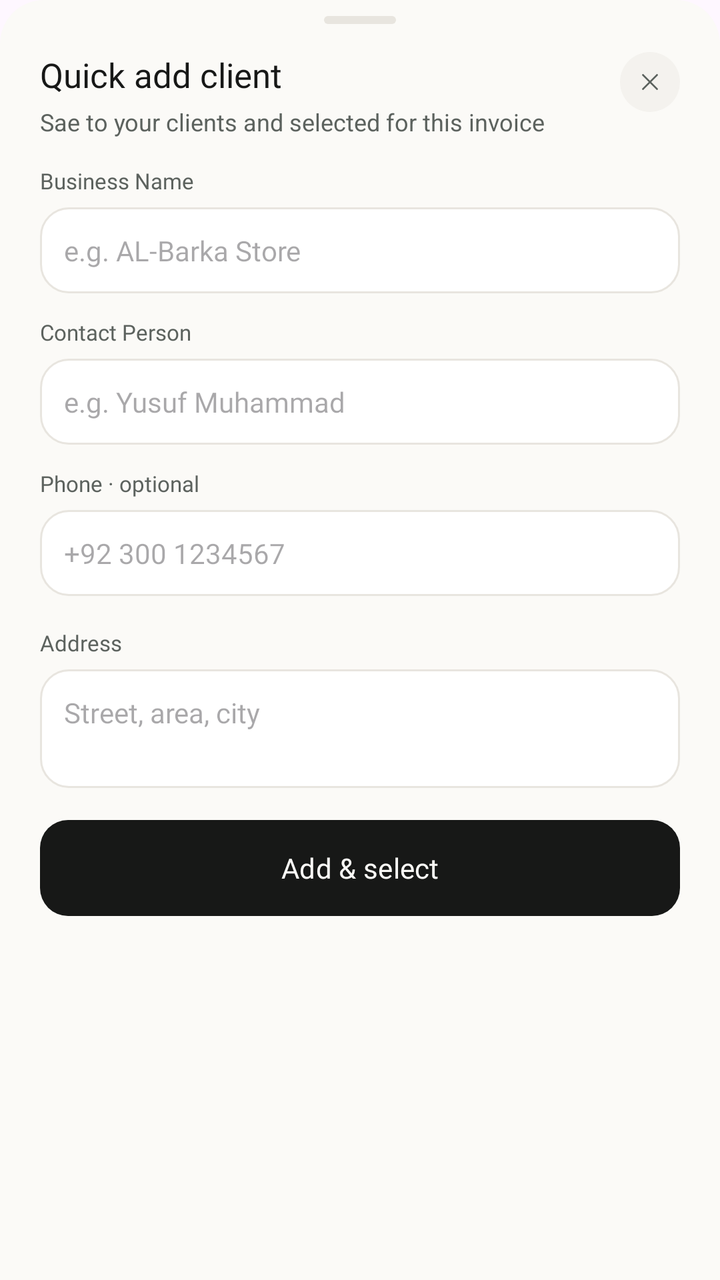
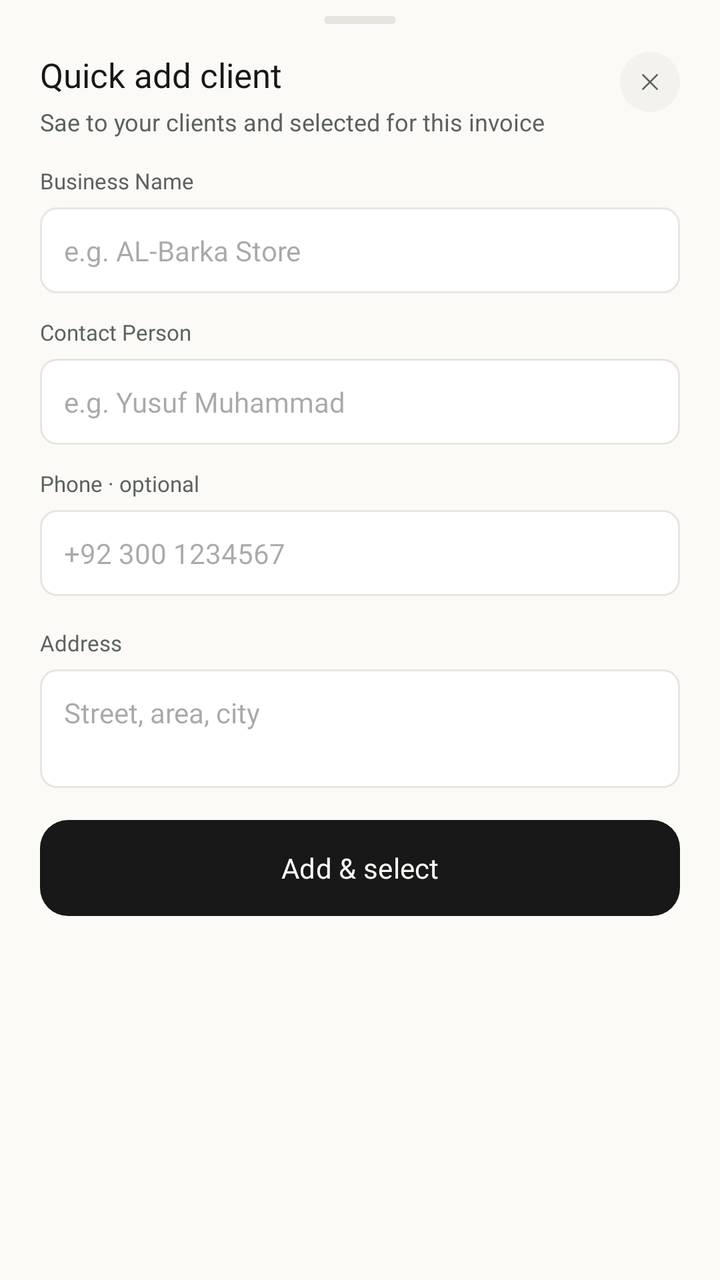

Before-and-after screenshots of an Android layout around one commit, followed by the original layout XML and the change that was made.
<!-- AndroidManifest.xml: application theme Theme.InvoiceGenerator -->
<!-- res/layout/bottom_sheet_new_invoice_add_new_client.xml -->
<?xml version="1.0" encoding="utf-8"?>
<LinearLayout xmlns:android="http://schemas.android.com/apk/res/android"
    android:layout_width="match_parent"
    android:layout_height="wrap_content"
    xmlns:app="http://schemas.android.com/apk/res-auto"
    android:orientation="vertical"
    android:background="@drawable/bottom_sheet_bg"
    android:paddingStart="20dp"
    android:paddingEnd="20dp"
    android:paddingTop="8dp"
    android:paddingBottom="28dp">

    
    <View
        android:layout_width="36dp"
        android:layout_height="4dp"
        android:layout_gravity="center_horizontal"
        android:layout_marginBottom="14dp"
        android:background="@drawable/drag_handle_bg" />

    
    <LinearLayout
        android:layout_width="match_parent"
        android:layout_height="wrap_content"
        android:orientation="horizontal"
        android:gravity="top"
        android:layout_marginBottom="14dp">

        <LinearLayout
            android:layout_width="0dp"
            android:layout_height="wrap_content"
            android:layout_weight="1"
            android:orientation="vertical">

            <TextView
                android:layout_width="wrap_content"
                android:layout_height="wrap_content"
                android:text="Quick add client"
                android:textSize="17sp"
                android:fontFamily="@font/inter_bold"
                android:textColor="#171817" />

            <TextView
                android:layout_width="286dp"
                android:layout_height="wrap_content"
                android:layout_marginTop="4dp"
                android:text="Sae to your clients and selected for this invoice"
                android:textSize="12sp"
                android:textColor="#5C625E" />

        </LinearLayout>

        <ImageButton
            android:id="@+id/closeBtn"
            android:layout_width="30dp"
            android:layout_height="30dp"
            android:background="@drawable/bg_cross_button"
            android:src="@drawable/ic_close"
            android:scaleType="center"
            android:contentDescription="Close" />

    </LinearLayout>

    
    <TextView
        android:layout_width="wrap_content"
        android:layout_height="wrap_content"
        android:text="Business Name"
        android:fontFamily="@font/inter_medium"
        android:textSize="11sp"
        android:textColor="#5C625E"
        android:layout_marginBottom="6dp" />

    <EditText
        android:id="@+id/businessNameInput"
        android:layout_width="match_parent"
        android:layout_height="wrap_content"
        android:fontFamily="@font/inter_medium"
        android:hint="e.g. AL-Barka Store"
        android:background="@drawable/bg_input_field"
        android:padding="12dp"
        android:textSize="14sp"
        android:textColor="#171817"
        android:layout_marginBottom="12dp" />

    <TextView
        android:layout_width="wrap_content"
        android:layout_height="wrap_content"
        android:text="Contact Person"
        android:fontFamily="@font/inter_medium"
        android:textSize="11sp"
        android:textColor="#5C625E"
        android:layout_marginBottom="6dp" />

    <EditText
        android:id="@+id/clientNameInput"
        android:layout_width="match_parent"
        android:layout_height="wrap_content"
        android:fontFamily="@font/inter_medium"
        android:hint="e.g. Yusuf Muhammad"
        android:background="@drawable/bg_input_field"
        android:padding="12dp"
        android:textSize="14sp"
        android:textColor="#171817"
        android:layout_marginBottom="12dp" />

    
    <TextView
        android:layout_width="wrap_content"
        android:layout_height="wrap_content"
        android:text="Phone · optional"
        android:textSize="11sp"
        android:fontFamily="@font/inter_medium"
        android:textColor="#5C625E"
        android:layout_marginBottom="6dp" />

    <EditText
        android:id="@+id/clientPhoneInput"
        android:layout_width="match_parent"
        android:layout_height="wrap_content"
        android:hint="+92 300 1234567"
        android:inputType="phone"
        android:fontFamily="@font/inter_medium"
        android:background="@drawable/bg_input_field"
        android:padding="12dp"
        android:textSize="14sp"
        android:textColor="#171817"
        android:layout_marginBottom="16dp" />


    <TextView
        android:layout_width="wrap_content"
        android:layout_height="wrap_content"
        android:text="Address"
        android:textSize="11sp"
        android:fontFamily="@font/inter_medium"
        android:textColor="#5C625E"
        android:layout_marginBottom="6dp" />

    <EditText
        android:id="@+id/clientAddressInput"
        android:layout_width="match_parent"
        android:layout_height="wrap_content"
        android:hint="Street, area, city"
        android:inputType="textMultiLine"
        android:minLines="2"
        android:gravity="top|start"
        android:fontFamily="@font/inter_medium"
        android:background="@drawable/bg_input_field"
        android:padding="12dp"
        android:textSize="14sp"
        android:textColor="#171817"
        android:layout_marginBottom="16dp" />

    
    <Button
        android:id="@+id/addClientBtn"
        android:layout_width="match_parent"
        android:layout_height="wrap_content"
        android:text="Add &amp; select"
        android:paddingHorizontal="14dp"
        android:textAllCaps="false"
        android:textSize="14sp"
        android:fontFamily="@font/inter_semibold"
        android:textColor="@color/bg_cream"
        app:backgroundTint="@null"
        android:background="@drawable/green_btn_bg"
        android:backgroundTint="@color/btn_bg_dark"
        />
    <ProgressBar
        android:id="@+id/editclientProgressBar"
        android:layout_width="wrap_content"
        android:layout_height="wrap_content"
        android:visibility="gone"
        app:layout_constraintTop_toTopOf="parent"
        app:layout_constraintBottom_toBottomOf="parent"
        app:layout_constraintStart_toStartOf="parent"
        app:layout_constraintEnd_toEndOf="parent" />

</LinearLayout>
<!-- resources referenced by this layout -->
<resources>
  <color name="bg_cream">#FBFAF7</color>
  <color name="btn_bg_dark">#171817</color>
  <!-- drawable bg_cross_button (drawable) -->
  <?xml version="1.0" encoding="utf-8"?>
  <shape xmlns:android="http://schemas.android.com/apk/res/android">
      <solid android:color="#F4F2EE" />
      <corners android:radius="999dp" />
  </shape>
  <!-- drawable bg_input_field (drawable) -->
  <?xml version="1.0" encoding="utf-8"?>
  <shape xmlns:android="http://schemas.android.com/apk/res/android"
      android:shape="rectangle">
      <solid android:color="#FFFFFF"/>
      <stroke android:width="1dp"
          android:color="#E8E5DF"/>
      <corners android:radius="14dp"/>
  
  </shape>
  <!-- drawable bottom_sheet_bg (drawable) -->
  <?xml version="1.0" encoding="utf-8"?>
  <shape xmlns:android="http://schemas.android.com/apk/res/android">
      <solid android:color="#FBFAF7" />
      <corners
          android:topLeftRadius="22dp"
          android:topRightRadius="22dp"
          android:bottomLeftRadius="0dp"
          android:bottomRightRadius="0dp" />
  </shape>
  <!-- drawable drag_handle_bg (drawable) -->
  <?xml version="1.0" encoding="utf-8"?>
  <shape xmlns:android="http://schemas.android.com/apk/res/android">
      <solid android:color="#E8E5DF" />
      <corners android:radius="2dp" />
  </shape>
  <!-- drawable green_btn_bg (drawable) -->
  <?xml version="1.0" encoding="utf-8"?>
  <shape xmlns:android="http://schemas.android.com/apk/res/android">
      <solid android:color="#0C861A" />
      <corners android:radius="14dp" />
  </shape>
  <!-- drawable ic_close (drawable) -->
  <?xml version="1.0" encoding="utf-8"?>
  <vector xmlns:android="http://schemas.android.com/apk/res/android"
      android:width="14dp"
      android:height="14dp"
      android:viewportWidth="24"
      android:viewportHeight="24">
  
      <path
          android:pathData="M6,6 L18,18"
          android:strokeColor="#5C625E"
          android:strokeWidth="1.6"
          android:strokeLineCap="round"
          android:strokeLineJoin="round" />
  
      <path
          android:pathData="M18,6 L6,18"
          android:strokeColor="#5C625E"
          android:strokeWidth="1.6"
          android:strokeLineCap="round"
          android:strokeLineJoin="round" />
  
  </vector>
  <style name="Theme.InvoiceGenerator" parent="Base.Theme.InvoiceGenerator" />
  <style name="Base.Theme.InvoiceGenerator" parent="Theme.Material3.DayNight.NoActionBar">
          <item name="android:navigationBarColor">@android:color/transparent</item>
          <item name="android:statusBarColor">@android:color/transparent</item>
          <item name="android:windowLightNavigationBar">true</item>
      </style>
</resources>

<!-- the commit's change to res/layout/bottom_sheet_new_invoice_add_new_client.xml (unified diff, before → after) -->
@@ -38,7 +38,7 @@
                 android:text="Quick add client"
                 android:textSize="17sp"
                 android:fontFamily="@font/inter_bold"
-                android:textColor="#171817" />
+                android:textColor="@color/text_primary" />
 
             <TextView
                 android:layout_width="286dp"
@@ -46,7 +46,7 @@
                 android:layout_marginTop="4dp"
                 android:text="Sae to your clients and selected for this invoice"
                 android:textSize="12sp"
-                android:textColor="#5C625E" />
+                android:textColor="@color/text_grey" />
 
         </LinearLayout>
 
@@ -68,7 +68,7 @@
         android:text="Business Name"
         android:fontFamily="@font/inter_medium"
         android:textSize="11sp"
-        android:textColor="#5C625E"
+        android:textColor="@color/text_grey"
         android:layout_marginBottom="6dp" />
 
     <EditText
@@ -80,7 +80,7 @@
         android:background="@drawable/bg_input_field"
         android:padding="12dp"
         android:textSize="14sp"
-        android:textColor="#171817"
+        android:textColor="@color/text_primary"
         android:layout_marginBottom="12dp" />
 
     <TextView
@@ -89,7 +89,7 @@
         android:text="Contact Person"
         android:fontFamily="@font/inter_medium"
         android:textSize="11sp"
-        android:textColor="#5C625E"
+        android:textColor="@color/text_grey"
         android:layout_marginBottom="6dp" />
 
     <EditText
@@ -101,7 +101,7 @@
         android:background="@drawable/bg_input_field"
         android:padding="12dp"
         android:textSize="14sp"
-        android:textColor="#171817"
+        android:textColor="@color/text_primary"
         android:layout_marginBottom="12dp" />
 
     
@@ -111,7 +111,7 @@
         android:text="Phone · optional"
         android:textSize="11sp"
         android:fontFamily="@font/inter_medium"
-        android:textColor="#5C625E"
+        android:textColor="@color/text_grey"
         android:layout_marginBottom="6dp" />
 
     <EditText
@@ -124,7 +124,7 @@
         android:background="@drawable/bg_input_field"
         android:padding="12dp"
         android:textSize="14sp"
-        android:textColor="#171817"
+        android:textColor="@color/text_primary"
         android:layout_marginBottom="16dp" />
 
 
@@ -134,7 +134,7 @@
         android:text="Address"
         android:textSize="11sp"
         android:fontFamily="@font/inter_medium"
-        android:textColor="#5C625E"
+        android:textColor="@color/text_grey"
         android:layout_marginBottom="6dp" />
 
     <EditText
@@ -149,7 +149,7 @@
         android:background="@drawable/bg_input_field"
         android:padding="12dp"
         android:textSize="14sp"
-        android:textColor="#171817"
+        android:textColor="@color/text_primary"
         android:layout_marginBottom="16dp" />
 
     
<!-- resource entries referenced after the edit -->
@@ -2,36 +2,31 @@
 <resources>
   <color name="bg_cream">#FBFAF7</color>
   <color name="btn_bg_dark">#171817</color>
+  <color name="text_grey">#5C625E</color>
+  <color name="text_primary">#171817</color>
   <!-- drawable bg_cross_button (drawable) -->
   <?xml version="1.0" encoding="utf-8"?>
   <shape xmlns:android="http://schemas.android.com/apk/res/android">
-      <solid android:color="#F4F2EE" />
-      <corners android:radius="999dp" />
+      <corners android:radius="999dp"/>
+      <solid android:color="@color/greyish_white" />
   </shape>
   <!-- drawable bg_input_field (drawable) -->
   <?xml version="1.0" encoding="utf-8"?>
-  <shape xmlns:android="http://schemas.android.com/apk/res/android"
-      android:shape="rectangle">
-      <solid android:color="#FFFFFF"/>
-      <stroke android:width="1dp"
-          android:color="#E8E5DF"/>
-      <corners android:radius="14dp"/>
-  
+  <shape xmlns:android="http://schemas.android.com/apk/res/android">
+      <solid android:color="@color/white"/>
+      <corners android:radius="8dp"/>
+      <stroke android:width="1dp" android:color="@color/btn_border_light"/>
   </shape>
   <!-- drawable bottom_sheet_bg (drawable) -->
   <?xml version="1.0" encoding="utf-8"?>
   <shape xmlns:android="http://schemas.android.com/apk/res/android">
-      <solid android:color="#FBFAF7" />
-      <corners
-          android:topLeftRadius="22dp"
-          android:topRightRadius="22dp"
-          android:bottomLeftRadius="0dp"
-          android:bottomRightRadius="0dp" />
+      <solid android:color="@color/bg_cream" />
+      <corners android:topLeftRadius="20dp" android:topRightRadius="20dp"/>
   </shape>
   <!-- drawable drag_handle_bg (drawable) -->
   <?xml version="1.0" encoding="utf-8"?>
   <shape xmlns:android="http://schemas.android.com/apk/res/android">
-      <solid android:color="#E8E5DF" />
+      <solid android:color="@color/btn_border_light" />
       <corners android:radius="2dp" />
   </shape>
   <!-- drawable green_btn_bg (drawable) -->
@@ -50,24 +45,28 @@
   
       <path
           android:pathData="M6,6 L18,18"
-          android:strokeColor="#5C625E"
+          android:strokeColor="@color/text_grey"
           android:strokeWidth="1.6"
           android:strokeLineCap="round"
           android:strokeLineJoin="round" />
   
       <path
           android:pathData="M18,6 L6,18"
-          android:strokeColor="#5C625E"
+          android:strokeColor="@color/text_grey"
           android:strokeWidth="1.6"
           android:strokeLineCap="round"
           android:strokeLineJoin="round" />
   
   </vector>
   <style name="Theme.InvoiceGenerator" parent="Base.Theme.InvoiceGenerator" />
+  <color name="greyish_white">#F4F2EE</color>
+  <color name="white">#FFFFFF</color>
+  <color name="btn_border_light">#E8E5DF</color>
   <style name="Base.Theme.InvoiceGenerator" parent="Theme.Material3.DayNight.NoActionBar">
           <item name="android:navigationBarColor">@android:color/transparent</item>
           <item name="android:statusBarColor">@android:color/transparent</item>
-          <item name="android:windowLightNavigationBar">true</item>
+          <item name="android:windowBackground">@color/bg_cream</item>
+          <item name="android:windowLightNavigationBar" tools:targetApi="o_mr1">true</item>
       </style>
 </resources>
 
